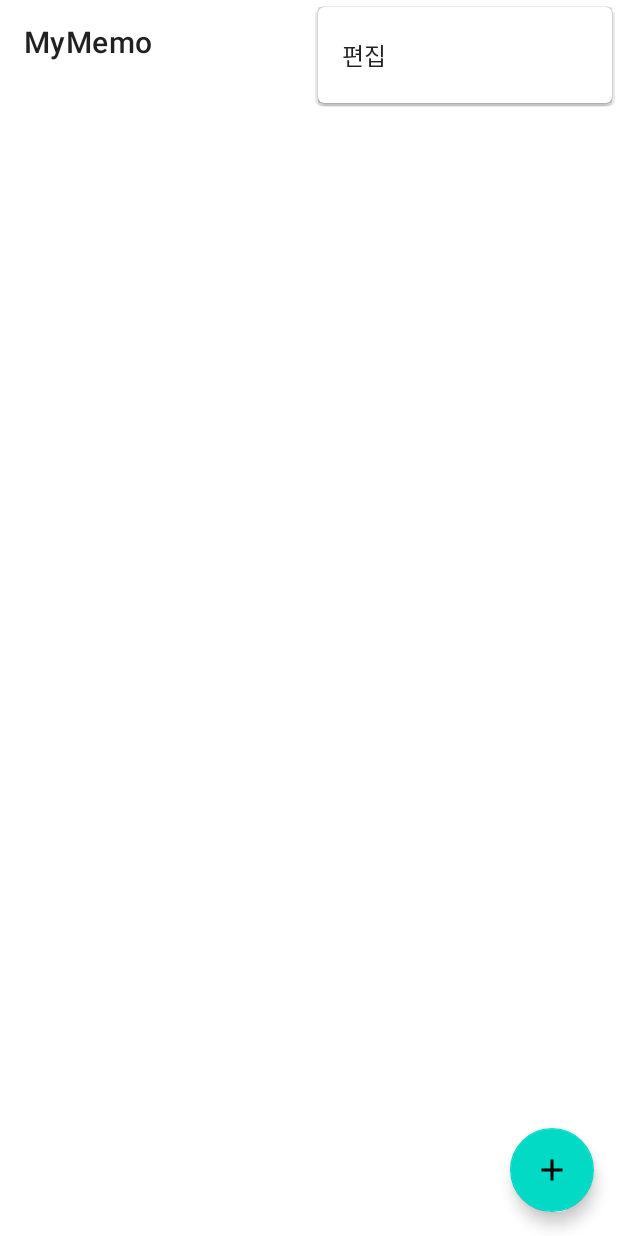
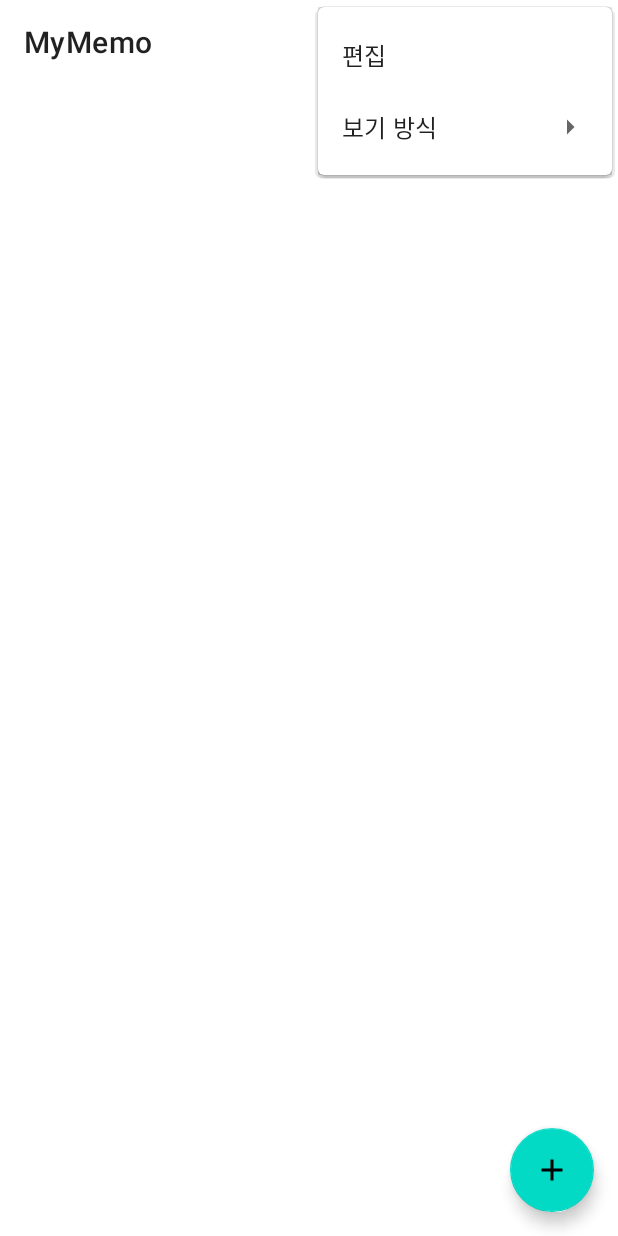
Before and after one commit to ldj526/MyMemo, an Android app: the screen it shows after launch (MainActivity), with the options menu open, on a phone screen of 412 x 824 dp. Run offline under Robolectric (Android 15) with nearby library versions, the phone set to English and light mode, and no system bars; our stand-ins replace Room's generated code.

```diff
--- a/app/src/main/java/eu/tutorials/mymemo/viewmodel/MemoViewModel.kt
+++ b/app/src/main/java/eu/tutorials/mymemo/viewmodel/MemoViewModel.kt
@@ -14,6 +14,7 @@ class MemoViewModel(private val repository: MemoRepository) : ViewModel() {
     val memoList: LiveData<List<Memo>> = repository.memoList
     val checkboxStates = MutableLiveData<MutableList<Boolean>>()
     val isCheckboxVisible = MutableLiveData<Boolean>().apply { value = false }  // 체크박스 보이기/숨기기 상태
+    val spanCount = MutableLiveData(2)
 
     fun insert(memo: Memo) = viewModelScope.launch {    // insert 구현이 UI에서 캡슐화된다.
         repository.insert(memo)
--- a/app/src/main/res/menu/search_menu.xml
+++ b/app/src/main/res/menu/search_menu.xml
@@ -11,4 +11,21 @@
     <item
         android:id="@+id/editIcon"
         android:title="편집" />
+
+    <item
+        android:id="@+id/view"
+        android:title="보기 방식">
+
+        <menu>
+            <item
+                android:id="@+id/twoGrid"
+                android:title="2격자"/>
+            <item
+                android:id="@+id/threeGrid"
+                android:title="3격자"/>
+            <item
+                android:id="@+id/fourGrid"
+                android:title="4격자"/>
+        </menu>
+    </item>
 </menu>
```
Also changed, not shown: app/src/main/java/eu/tutorials/mymemo/activity/MainActivity.kt (+28 -2 lines), 1 other file.
